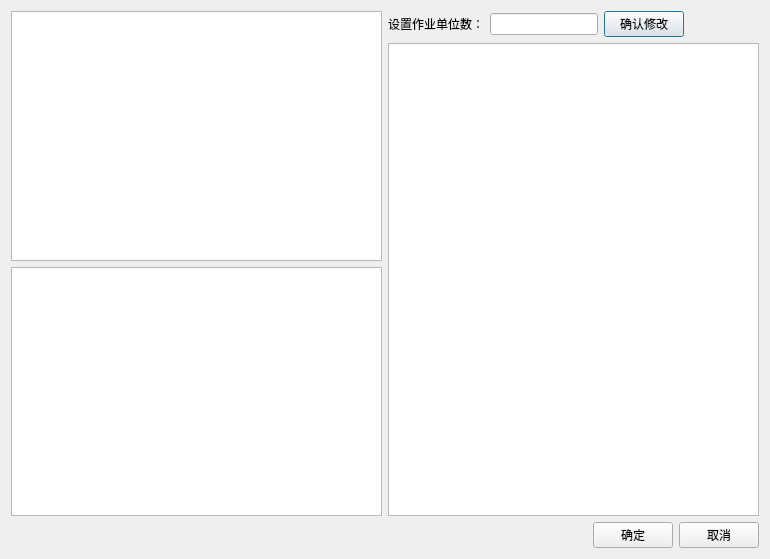
Before: the Qt Designer form OperationUnit/relationsetdialog.ui in yukuan1991/SLP, drawn with Qt 5.
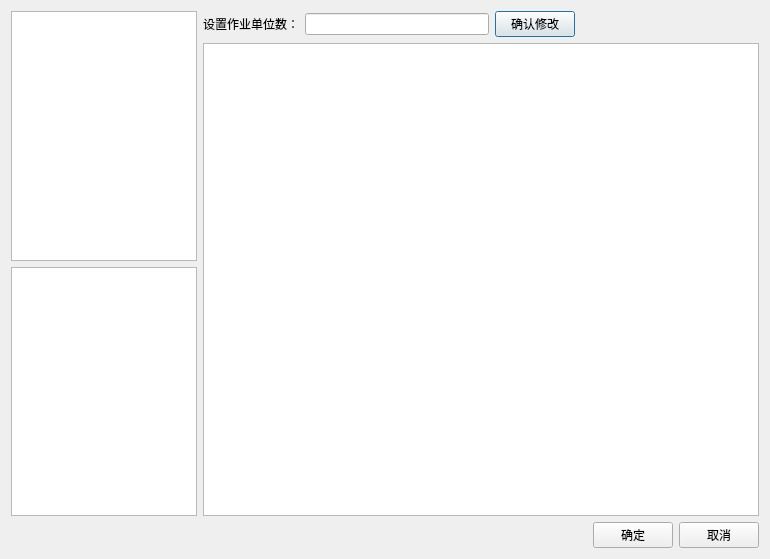
After: the same form once the commit is applied.

Commit message: Sponge 啊，我确认和取消这两个按钮按下去怎么能都是hide呢，一个要接收一个要拒绝啊，不然确认取消这两个按钮的区别在哪

The edit to the form file:
```diff
--- a/OperationUnit/relationsetdialog.ui
+++ b/OperationUnit/relationsetdialog.ui
@@ -15,7 +15,7 @@
   </property>
   <layout class="QVBoxLayout" name="verticalLayout_3">
    <item>
-    <layout class="QHBoxLayout" name="horizontalLayout">
+    <layout class="QHBoxLayout" name="horizontalLayout" stretch="1,3">
      <item>
       <layout class="QVBoxLayout" name="verticalLayout_2">
        <property name="spacing">
```
The commit also changes 4 other files.
